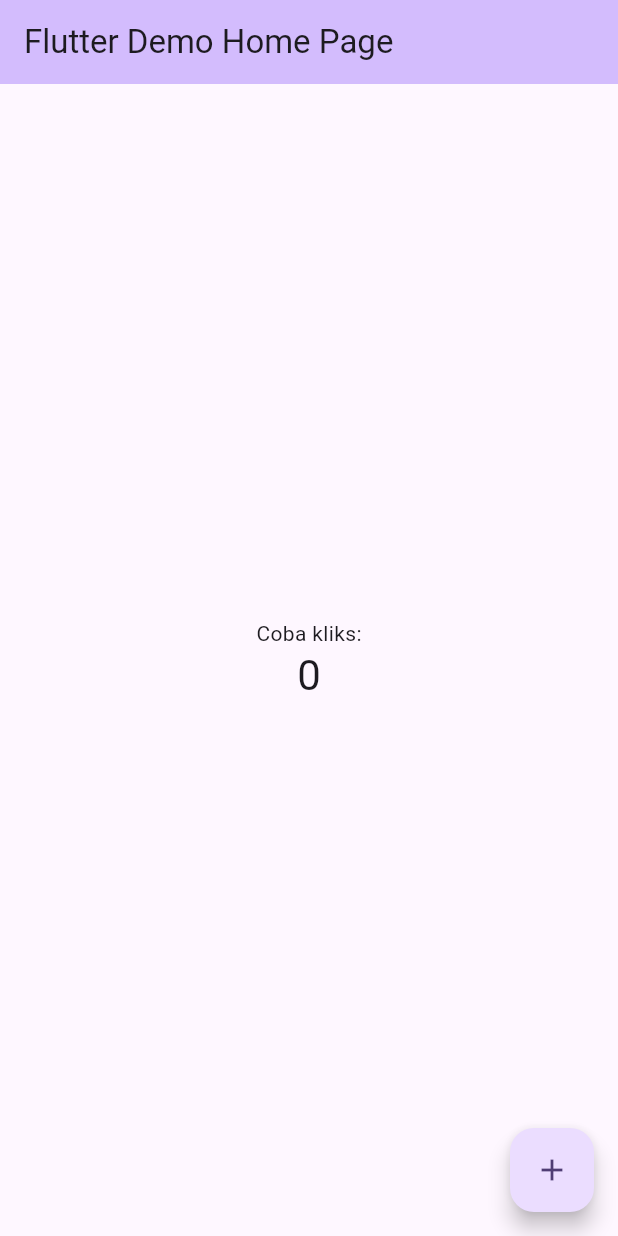
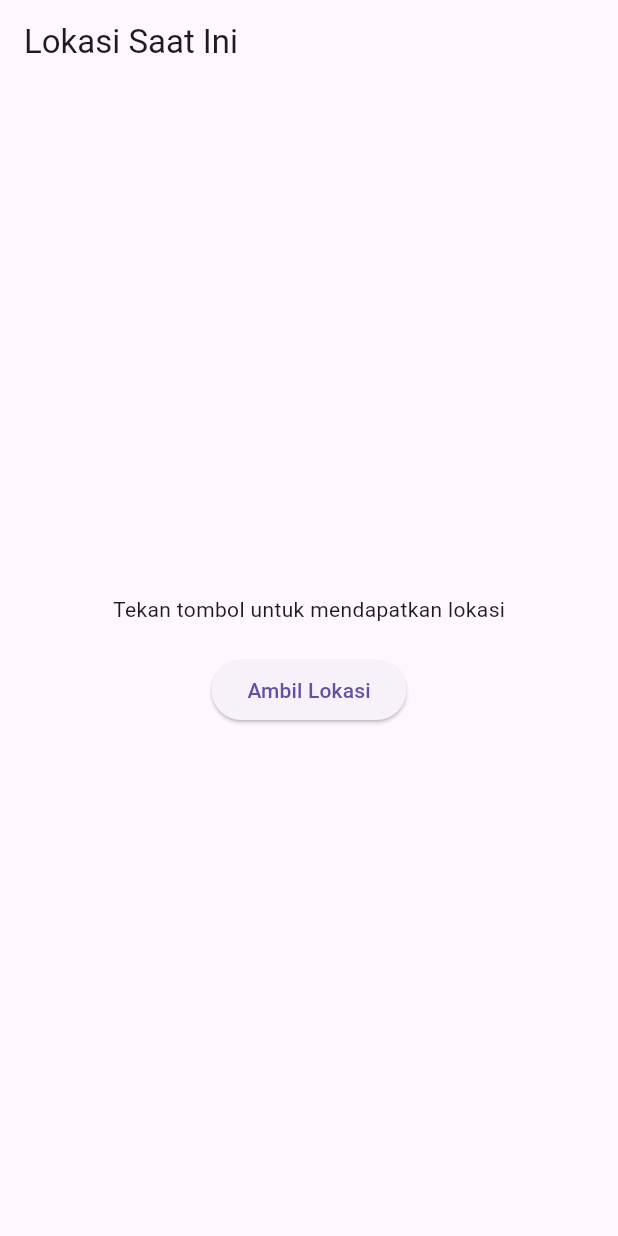
Before and after one commit to sixjoyy/location_mp_221011400458, a Flutter app: the screen it shows after launch, on a phone screen of 412 x 824 dp. Run offline on Flutter 3.47's test engine with Material 3 defaults, Android fonts, the phone set to English and light mode, and no system bars; our stand-ins replace location.

Commit message:
Location pacakage: current location

```diff
--- a/lib/main.dart
+++ b/lib/main.dart
@@ -1,4 +1,5 @@
 import 'package:flutter/material.dart';
+import 'package:location/location.dart';
 
 void main() {
   runApp(const MyApp());
@@ -10,113 +11,63 @@ class MyApp extends StatelessWidget {
   // This widget is the root of your application.
   @override
   Widget build(BuildContext context) {
-    return MaterialApp(
-      title: 'Flutter Demo',
-      theme: ThemeData(
-        // This is the theme of your application.
-        //
-        // TRY THIS: Try running your application with "flutter run". You'll see
-        // the application has a purple toolbar. Then, without quitting the app,
-        // try changing the seedColor in the colorScheme below to Colors.green
-        // and then invoke "hot reload" (save your changes or press the "hot
-        // reload" button in a Flutter-supported IDE, or press "r" if you used
-        // the command line to start the app).
-        //
-        // Notice that the counter didn't reset back to zero; the application
-        // state is not lost during the reload. To reset the state, use hot
-        // restart instead.
-        //
-        // This works for code too, not just values: Most code changes can be
-        // tested with just a hot reload.
-        colorScheme: ColorScheme.fromSeed(seedColor: Colors.deepPurple),
-      ),
-      home: const MyHomePage(title: 'Flutter Demo Home Page'),
-    );
+    return MaterialApp(title: 'Lokasi saat ini', home: LocationScreen());
   }
 }
 
-class MyHomePage extends StatefulWidget {
-  const MyHomePage({super.key, required this.title});
-
-  // This widget is the home page of your application. It is stateful, meaning
-  // that it has a State object (defined below) that contains fields that affect
-  // how it looks.
-
-  // This class is the configuration for the state. It holds the values (in this
-  // case the title) provided by the parent (in this case the App widget) and
-  // used by the build method of the State. Fields in a Widget subclass are
-  // always marked "final".
-
-  final String title;
-
+class LocationScreen extends StatefulWidget {
   @override
-  State<MyHomePage> createState() => _MyHomePageState();
+  _LocationScreenState createState() => _LocationScreenState();
 }
 
-class _MyHomePageState extends State<MyHomePage> {
-  int _counter = 0;
+class _LocationScreenState extends State<LocationScreen> {
+  Location location = Location();
+  LocationData? _currentLocation;
+  bool _serviceEnabled = true;
+  PermissionStatus? _permissionGranted;
 
-  void _incrementCounter() {
+  Future<void> _getLocation() async {
+    _serviceEnabled = await location.serviceEnabled();
+    if (!_serviceEnabled) {
+      _serviceEnabled = await location.requestService();
+      if (!_serviceEnabled) return;
+    }
+
+    _permissionGranted = await location.hasPermission();
+    if (_permissionGranted == PermissionStatus.denied) {
+      _permissionGranted = await location.requestPermission();
+      if (_permissionGranted != PermissionStatus.granted) return;
+    }
+
+    final locationData = await location.getLocation();
+
     setState(() {
-      // This call to setState tells the Flutter framework that something has
-      // changed in this State, which causes it to rerun the build method below
-      // so that the display can reflect the updated values. If we changed
-      // _counter without calling setState(), then the build method would not be
-      // called again, and so nothing would appear to happen.
-      _counter++;
+      _currentLocation = locationData;
     });
   }
 
   @override
   Widget build(BuildContext context) {
-    // This method is rerun every time setState is called, for instance as done
-    // by the _incrementCounter method above.
-    //
-    // The Flutter framework has been optimized to make rerunning build methods
-    // fast, so that you can just rebuild anything that needs updating rather
-    // than having to individually change instances of widgets.
     return Scaffold(
-      appBar: AppBar(
-        // TRY THIS: Try changing the color here to a specific color (to
-        // Colors.amber, perhaps?) and trigger a hot reload to see the AppBar
-        // change color while the other colors stay the same.
-        backgroundColor: Theme.of(context).colorScheme.inversePrimary,
-        // Here we take the value from the MyHomePage object that was created by
-        // the App.build method, and use it to set our appbar title.
-        title: Text(widget.title),
-      ),
+      appBar: AppBar(title: Text('Lokasi Saat Ini')),
       body: Center(
-        // Center is a layout widget. It takes a single child and positions it
-        // in the middle of the parent.
         child: Column(
-          // Column is also a layout widget. It takes a list of children and
-          // arranges them vertically. By default, it sizes itself to fit its
-          // children horizontally, and tries to be as tall as its parent.
-          //
-          // Column has various properties to control how it sizes itself and
-          // how it positions its children. Here we use mainAxisAlignment to
-          // center the children vertically; the main axis here is the vertical
-          // axis because Columns are vertical (the cross axis would be
-          // horizontal).
-          //
-          // TRY THIS: Invoke "debug painting" (choose the "Toggle Debug Paint"
-          // action in the IDE, or press "p" in the console), to see the
-          // wireframe for each widget.
           mainAxisAlignment: MainAxisAlignment.center,
-          children: <Widget>[
-            const Text('Coba kliks:'),
-            Text(
-              '$_counter',
-              style: Theme.of(context).textTheme.headlineMedium,
+          children: [
+            if (_currentLocation != null)
+              Text(
+                'Latitude: ${_currentLocation?.latitude ?? 'N/A'},\nLongitude: ${_currentLocation?.longitude ?? 'N/A'}',
+              )
+            else
+              Text('Tekan tombol untuk mendapatkan lokasi'),
+            SizedBox(height: 20),
+            ElevatedButton(
+              onPressed: _getLocation,
+              child: Text('Ambil Lokasi'),
             ),
           ],
         ),
       ),
-      floatingActionButton: FloatingActionButton(
-        onPressed: _incrementCounter,
-        tooltip: 'Increment',
-        child: const Icon(Icons.add),
-      ), // This trailing comma makes auto-formatting nicer for build methods.
     );
   }
 }
--- a/pubspec.yaml
+++ b/pubspec.yaml
@@ -2,7 +2,7 @@ name: belajar_flutter
 description: "A new Flutter project."
 # The following line prevents the package from being accidentally published to
 # pub.dev using `flutter pub publish`. This is preferred for private packages.
-publish_to: 'none' # Remove this line if you wish to publish to pub.dev
+publish_to: "none" # Remove this line if you wish to publish to pub.dev
 
 # The following defines the version and build number for your application.
 # A version number is three numbers separated by dots, like 1.2.43
@@ -30,6 +30,7 @@ environment:
 dependencies:
   flutter:
     sdk: flutter
+  location: ^8.0.0
 
   # The following adds the Cupertino Icons font to your application.
   # Use with the CupertinoIcons class for iOS style icons.
@@ -51,7 +52,6 @@ dev_dependencies:
 
 # The following section is specific to Flutter packages.
 flutter:
-
   # The following line ensures that the Material Icons font is
   # included with your application, so that you can use the icons in
   # the material Icons class.
```
Also changed, not shown: pubspec.lock, 3 other files.
